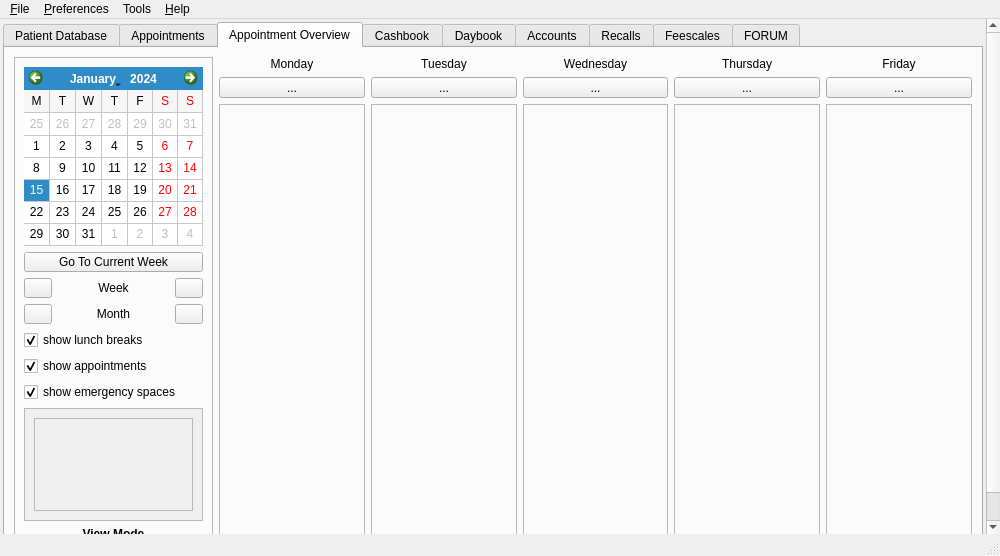
Qt form qt-designer/main.ui (rowinggolfer/openmolar1) before a commit.
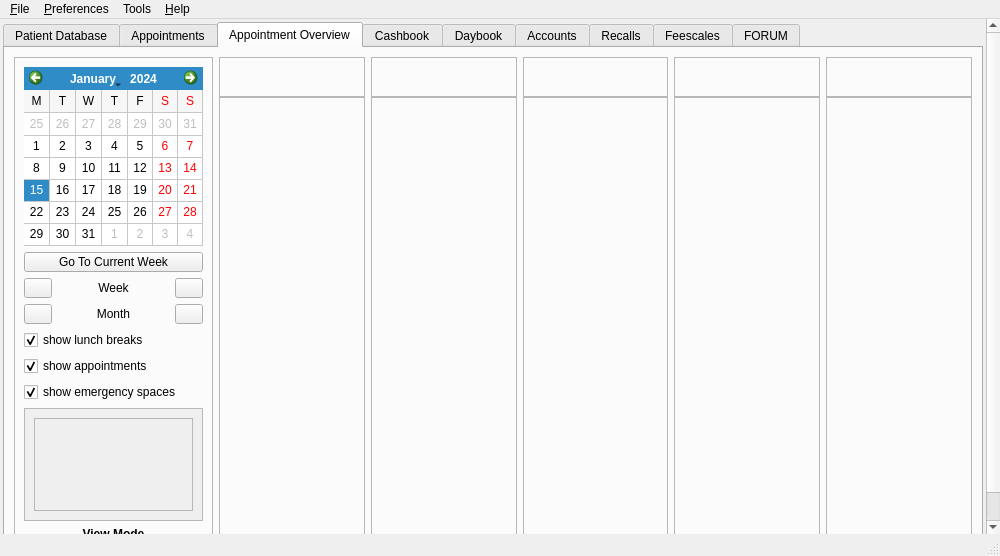
The same form after that commit. Icons and pictures are not drawn.

```diff
--- a/qt-designer/main.ui
+++ b/qt-designer/main.ui
@@ -4412,228 +4412,166 @@
             </item>
             <item>
              <layout class="QGridLayout" name="gridLayout">
-              <item row="0" column="0">
-               <widget class="QLabel" name="label_56">
-                <property name="maximumSize">
-                 <size>
-                  <width>16777215</width>
-                  <height>18</height>
-                 </size>
-                </property>
-                <property name="text">
-                 <string>Monday</string>
-                </property>
-                <property name="alignment">
-                 <set>Qt::AlignCenter</set>
-                </property>
-               </widget>
-              </item>
-              <item row="0" column="1">
-               <widget class="QLabel" name="label_57">
-                <property name="maximumSize">
-                 <size>
-                  <width>16777215</width>
-                  <height>18</height>
-                 </size>
-                </property>
-                <property name="text">
-                 <string>Tuesday</string>
-                </property>
-                <property name="alignment">
-                 <set>Qt::AlignCenter</set>
-                </property>
-               </widget>
-              </item>
-              <item row="0" column="2">
-               <widget class="QLabel" name="label_58">
-                <property name="maximumSize">
-                 <size>
-                  <width>16777215</width>
-                  <height>18</height>
-                 </size>
-                </property>
-                <property name="text">
-                 <string>Wednesday</string>
-                </property>
-                <property name="alignment">
-                 <set>Qt::AlignCenter</set>
-                </property>
-               </widget>
-              </item>
-              <item row="0" column="3">
-               <widget class="QLabel" name="label_59">
-                <property name="maximumSize">
-                 <size>
-                  <width>16777215</width>
-                  <height>18</height>
-                 </size>
-                </property>
-                <property name="text">
-                 <string>Thursday</string>
-                </property>
-                <property name="alignment">
-                 <set>Qt::AlignCenter</set>
-                </property>
-               </widget>
-              </item>
-              <item row="0" column="4">
-               <widget class="QLabel" name="label_60">
-                <property name="maximumSize">
-                 <size>
-                  <width>16777215</width>
-                  <height>18</height>
-                 </size>
-                </property>
-                <property name="text">
-                 <string>Friday</string>
-                </property>
-                <property name="alignment">
-                 <set>Qt::AlignCenter</set>
-                </property>
-               </widget>
-              </item>
-              <item row="2" column="0">
-               <widget class="QFrame" name="appt_OV_Frame1">
-                <property name="sizePolicy">
-                 <sizepolicy hsizetype="Expanding" vsizetype="Expanding">
-                  <horstretch>0</horstretch>
-                  <verstretch>0</verstretch>
-                 </sizepolicy>
-                </property>
-                <property name="frameShape">
-                 <enum>QFrame::StyledPanel</enum>
-                </property>
-                <property name="frameShadow">
-                 <enum>QFrame::Sunken</enum>
-                </property>
-               </widget>
-              </item>
-              <item row="2" column="1">
-               <widget class="QFrame" name="appt_OV_Frame2">
-                <property name="sizePolicy">
-                 <sizepolicy hsizetype="Expanding" vsizetype="Expanding">
-                  <horstretch>0</horstretch>
-                  <verstretch>0</verstretch>
-                 </sizepolicy>
-                </property>
-                <property name="frameShape">
-                 <enum>QFrame::StyledPanel</enum>
-                </property>
-                <property name="frameShadow">
-                 <enum>QFrame::Sunken</enum>
-                </property>
-               </widget>
-              </item>
-              <item row="2" column="2">
-               <widget class="QFrame" name="appt_OV_Frame3">
-                <property name="sizePolicy">
-                 <sizepolicy hsizetype="Expanding" vsizetype="Expanding">
-                  <horstretch>0</horstretch>
-                  <verstretch>0</verstretch>
-                 </sizepolicy>
-                </property>
-                <property name="frameShape">
-                 <enum>QFrame::StyledPanel</enum>
-                </property>
-                <property name="frameShadow">
-                 <enum>QFrame::Sunken</enum>
-                </property>
-               </widget>
-              </item>
-              <item row="2" column="3">
-               <widget class="QFrame" name="appt_OV_Frame4">
-                <property name="sizePolicy">
-                 <sizepolicy hsizetype="Expanding" vsizetype="Expanding">
-                  <horstretch>0</horstretch>
-                  <verstretch>0</verstretch>
-                 </sizepolicy>
-                </property>
-                <property name="frameShape">
-                 <enum>QFrame::StyledPanel</enum>
-                </property>
-                <property name="frameShadow">
-                 <enum>QFrame::Sunken</enum>
-                </property>
-               </widget>
-              </item>
-              <item row="2" column="4">
-               <widget class="QFrame" name="appt_OV_Frame5">
-                <property name="sizePolicy">
-                 <sizepolicy hsizetype="Expanding" vsizetype="Expanding">
-                  <horstretch>0</horstretch>
-                  <verstretch>0</verstretch>
-                 </sizepolicy>
-                </property>
-                <property name="frameShape">
-                 <enum>QFrame::StyledPanel</enum>
-                </property>
-                <property name="frameShadow">
-                 <enum>QFrame::Sunken</enum>
-                </property>
-               </widget>
-              </item>
+              <property name="verticalSpacing">
+               <number>0</number>
+              </property>
               <item row="1" column="0">
-               <widget class="QToolButton" name="monday_toolButton">
+               <widget class="QFrame" name="appt_OV_Frame1">
                 <property name="sizePolicy">
-                 <sizepolicy hsizetype="Preferred" vsizetype="Fixed">
+                 <sizepolicy hsizetype="Expanding" vsizetype="Expanding">
                   <horstretch>0</horstretch>
                   <verstretch>0</verstretch>
                  </sizepolicy>
                 </property>
-                <property name="text">
-                 <string>...</string>
+                <property name="frameShape">
+                 <enum>QFrame::StyledPanel</enum>
+                </property>
+                <property name="frameShadow">
+                 <enum>QFrame::Sunken</enum>
                 </property>
                </widget>
               </item>
               <item row="1" column="1">
-               <widget class="QToolButton" name="tuesday_toolButton">
+               <widget class="QFrame" name="appt_OV_Frame2">
                 <property name="sizePolicy">
-                 <sizepolicy hsizetype="Preferred" vsizetype="Fixed">
+                 <sizepolicy hsizetype="Expanding" vsizetype="Expanding">
                   <horstretch>0</horstretch>
                   <verstretch>0</verstretch>
                  </sizepolicy>
                 </property>
-                <property name="text">
-                 <string>...</string>
+                <property name="frameShape">
+                 <enum>QFrame::StyledPanel</enum>
+                </property>
+                <property name="frameShadow">
+                 <enum>QFrame::Sunken</enum>
                 </property>
                </widget>
               </item>
               <item row="1" column="2">
-               <widget class="QToolButton" name="wednesday_toolButton">
+               <widget class="QFrame" name="appt_OV_Frame3">
                 <property name="sizePolicy">
-                 <sizepolicy hsizetype="Preferred" vsizetype="Fixed">
+                 <sizepolicy hsizetype="Expanding" vsizetype="Expanding">
                   <horstretch>0</horstretch>
                   <verstretch>0</verstretch>
                  </sizepolicy>
                 </property>
-                <property name="text">
-                 <string>...</string>
+                <property name="frameShape">
+                 <enum>QFrame::StyledPanel</enum>
+                </property>
+                <property name="frameShadow">
+                 <enum>QFrame::Sunken</enum>
                 </property>
                </widget>
               </item>
               <item row="1" column="3">
-               <widget class="QToolButton" name="thursday_toolButton">
+               <widget class="QFrame" name="appt_OV_Frame4">
                 <property name="sizePolicy">
-                 <sizepolicy hsizetype="Preferred" vsizetype="Fixed">
+                 <sizepolicy hsizetype="Expanding" vsizetype="Expanding">
                   <horstretch>0</horstretch>
                   <verstretch>0</verstretch>
                  </sizepolicy>
                 </property>
-                <property name="text">
-                 <string>...</string>
+                <property name="frameShape">
+                 <enum>QFrame::StyledPanel</enum>
+                </property>
+                <property name="frameShadow">
+                 <enum>QFrame::Sunken</enum>
                 </property>
                </widget>
               </item>
               <item row="1" column="4">
-               <widget class="QToolButton" name="friday_toolButton">
+               <widget class="QFrame" name="appt_OV_Frame5">
                 <property name="sizePolicy">
-                 <sizepolicy hsizetype="Preferred" vsizetype="Fixed">
+                 <sizepolicy hsizetype="Expanding" vsizetype="Expanding">
                   <horstretch>0</horstretch>
                   <verstretch>0</verstretch>
                  </sizepolicy>
                 </property>
-                <property name="text">
-                 <string>...</string>
+                <property name="frameShape">
+                 <enum>QFrame::StyledPanel</enum>
+                </property>
+                <property name="frameShadow">
+                 <enum>QFrame::Sunken</enum>
+                </property>
+               </widget>
+              </item>
+              <item row="0" column="0">
+               <widget class="QFrame" name="day1_frame">
+                <property name="minimumSize">
+                 <size>
+                  <width>0</width>
+                  <height>40</height>
+                 </size>
+                </property>
+                <property name="frameShape">
+                 <enum>QFrame::StyledPanel</enum>
+                </property>
+                <property name="frameShadow">
+                 <enum>QFrame::Raised</enum>
+                </property>
+               </widget>
+              </item>
+              <item row="0" column="1">
+               <widget class="QFrame" name="day2_frame">
+                <property name="minimumSize">
+                 <size>
+                  <width>0</width>
+                  <height>40</height>
+                 </size>
+                </property>
+                <property name="frameShape">
+                 <enum>QFrame::StyledPanel</enum>
+                </property>
+                <property name="frameShadow">
+                 <enum>QFrame::Raised</enum>
+                </property>
+               </widget>
+              </item>
+              <item row="0" column="2">
+               <widget class="QFrame" name="day3_frame">
+                <property name="minimumSize">
+                 <size>
+                  <width>0</width>
+                  <height>40</height>
+                 </size>
+                </property>
+                <property name="frameShape">
+                 <enum>QFrame::StyledPanel</enum>
+                </property>
+                <property name="frameShadow">
+                 <enum>QFrame::Raised</enum>
+                </property>
+               </widget>
+              </item>
+              <item row="0" column="3">
+               <widget class="QFrame" name="day4_frame">
+                <property name="minimumSize">
+                 <size>
+                  <width>0</width>
+                  <height>40</height>
+                 </size>
+                </property>
+                <property name="frameShape">
+                 <enum>QFrame::StyledPanel</enum>
+                </property>
+                <property name="frameShadow">
+                 <enum>QFrame::Raised</enum>
+                </property>
+               </widget>
+              </item>
+              <item row="0" column="4">
+               <widget class="QFrame" name="day5_frame">
+                <property name="minimumSize">
+                 <size>
+                  <width>0</width>
+                  <height>40</height>
+                 </size>
+                </property>
+                <property name="frameShape">
+                 <enum>QFrame::StyledPanel</enum>
+                </property>
+                <property name="frameShadow">
+                 <enum>QFrame::Raised</enum>
                 </property>
                </widget>
               </item>
```
Left out of the diff: 71 changed lines with no effect on the pictures.
